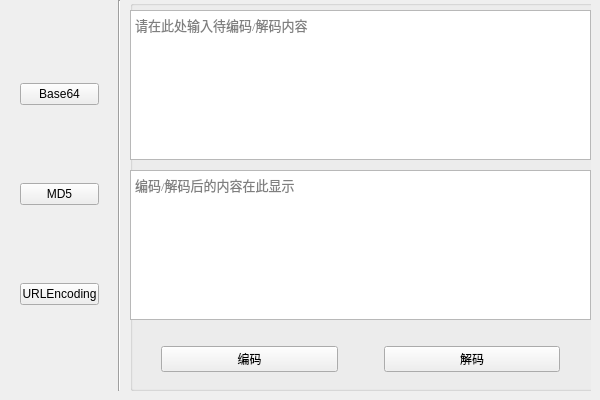
Qt form tool.ui (guanaug/tool) before a commit.
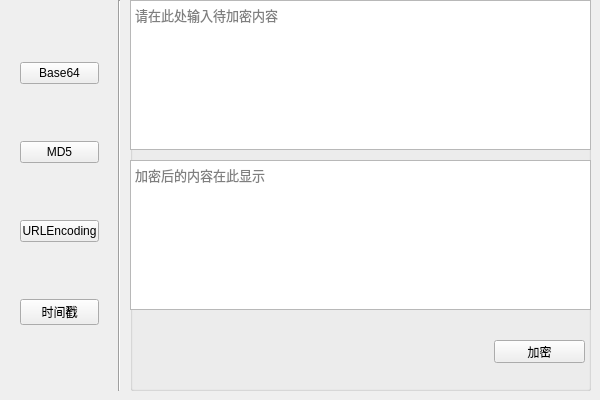
The same form after that commit.

Diff of the .ui file:
```diff
--- a/tool.ui
+++ b/tool.ui
@@ -66,10 +66,17 @@
        </property>
       </widget>
      </item>
+     <item>
+      <widget class="QPushButton" name="pushButton">
+       <property name="text">
+        <string>时间戳</string>
+       </property>
+      </widget>
+     </item>
     </layout>
    </widget>
   </widget>
-  <widget class="QWidget" name="widgetBase64" native="true">
+  <widget class="QStackedWidget" name="stackedWidget">
    <property name="geometry">
     <rect>
      <x>130</x>
@@ -78,6 +85,10 @@
      <height>391</height>
     </rect>
    </property>
+   <property name="currentIndex">
+    <number>1</number>
+   </property>
+   <widget class="QWidget" name="pageBase64">
    <widget class="QGroupBox" name="groupBox">
     <property name="geometry">
      <rect>
@@ -172,6 +183,76 @@
        </widget>
       </item>
      </layout>
+     </widget>
+    </widget>
+   </widget>
+   <widget class="QWidget" name="pageMD5">
+    <widget class="QGroupBox" name="groupBox_2">
+     <property name="geometry">
+      <rect>
+       <x>0</x>
+       <y>0</y>
+       <width>461</width>
+       <height>391</height>
+      </rect>
+     </property>
+     <property name="title">
+      <string/>
+     </property>
+     <widget class="QTextEdit" name="txtMD5Show">
+      <property name="geometry">
+       <rect>
+        <x>0</x>
+        <y>160</y>
+        <width>461</width>
+        <height>150</height>
+       </rect>
+      </property>
+      <property name="font">
+       <font>
+        <family>Times New Roman</family>
+        <pointsize>10</pointsize>
+       </font>
+      </property>
+      <property name="readOnly">
+       <bool>true</bool>
+      </property>
+      <property name="placeholderText">
+       <string>加密后的内容在此显示</string>
+      </property>
+     </widget>
+     <widget class="QTextEdit" name="txtMD5Input">
+      <property name="geometry">
+       <rect>
+        <x>0</x>
+        <y>0</y>
+        <width>461</width>
+        <height>150</height>
+       </rect>
+      </property>
+      <property name="font">
+       <font>
+        <family>Times New Roman</family>
+        <pointsize>10</pointsize>
+       </font>
+      </property>
+      <property name="placeholderText">
+       <string>请在此处输入待加密内容</string>
+      </property>
+     </widget>
+     <widget class="QPushButton" name="btnMD5Enc">
+      <property name="geometry">
+       <rect>
+        <x>364</x>
+        <y>340</y>
+        <width>91</width>
+        <height>23</height>
+       </rect>
+      </property>
+      <property name="text">
+       <string>加密</string>
+      </property>
+     </widget>
     </widget>
    </widget>
   </widget>
```
Lines whose indentation alone changed are shown as unchanged.
